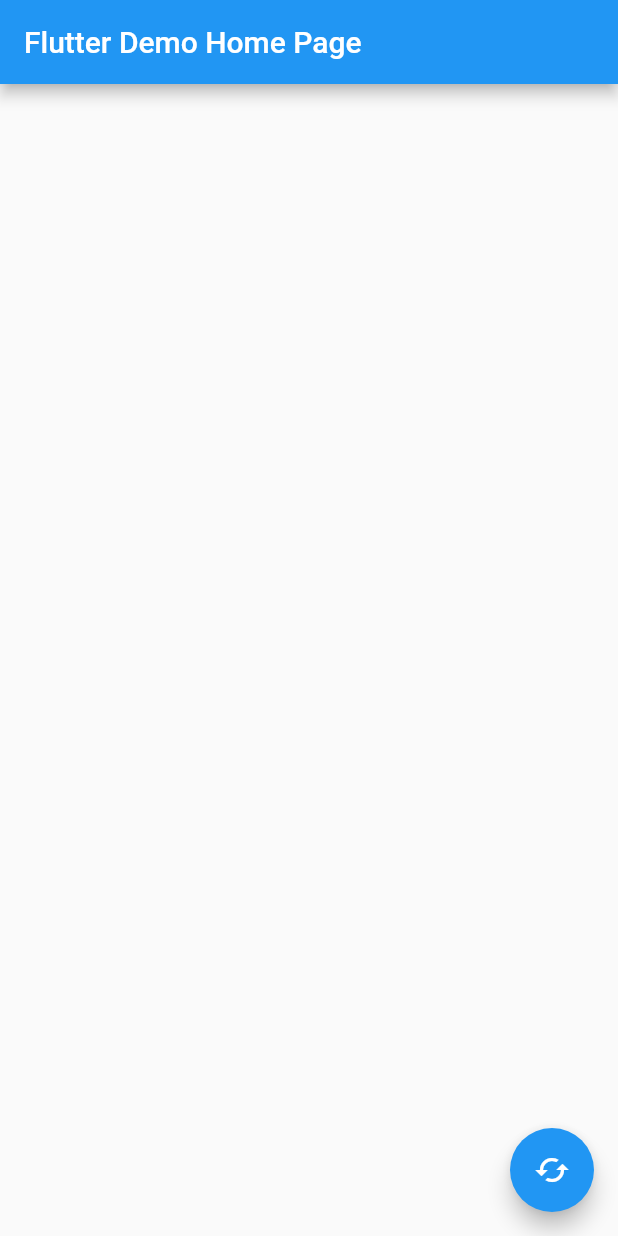
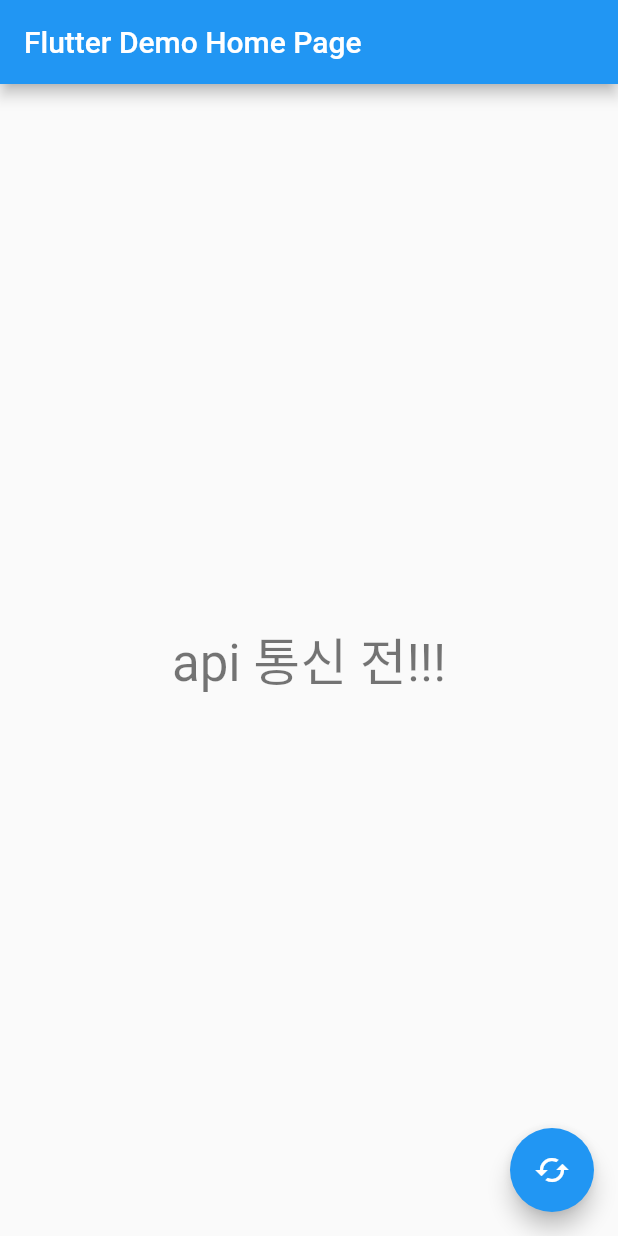
Before and after one commit to fourCarrots/four_carrots_front, a Flutter app: the screen it shows after launch, on a phone screen of 412 x 824 dp. Run offline on Flutter 3.47's test engine with Material 2 defaults, Android fonts, the phone set to English and light mode, and no system bars.

```diff
--- a/lib/main.dart
+++ b/lib/main.dart
@@ -8,7 +8,6 @@ void main() {
 class MyApp extends StatelessWidget {
   const MyApp({super.key});
 
-  // This widget is the root of your application.
   @override
   Widget build(BuildContext context) {
     return MaterialApp(
@@ -42,6 +41,12 @@ class _MyHomePageState extends State<MyHomePage> {
       body: Center(
         child: Column(
           mainAxisAlignment: MainAxisAlignment.center,
+          children: <Widget>[
+            Text(
+              _text,
+              style: Theme.of(context).textTheme.headline4,
+            ),
+          ],
         ),
       ),
       floatingActionButton: FloatingActionButton(
```
Also changed, not shown: 1 other file.
